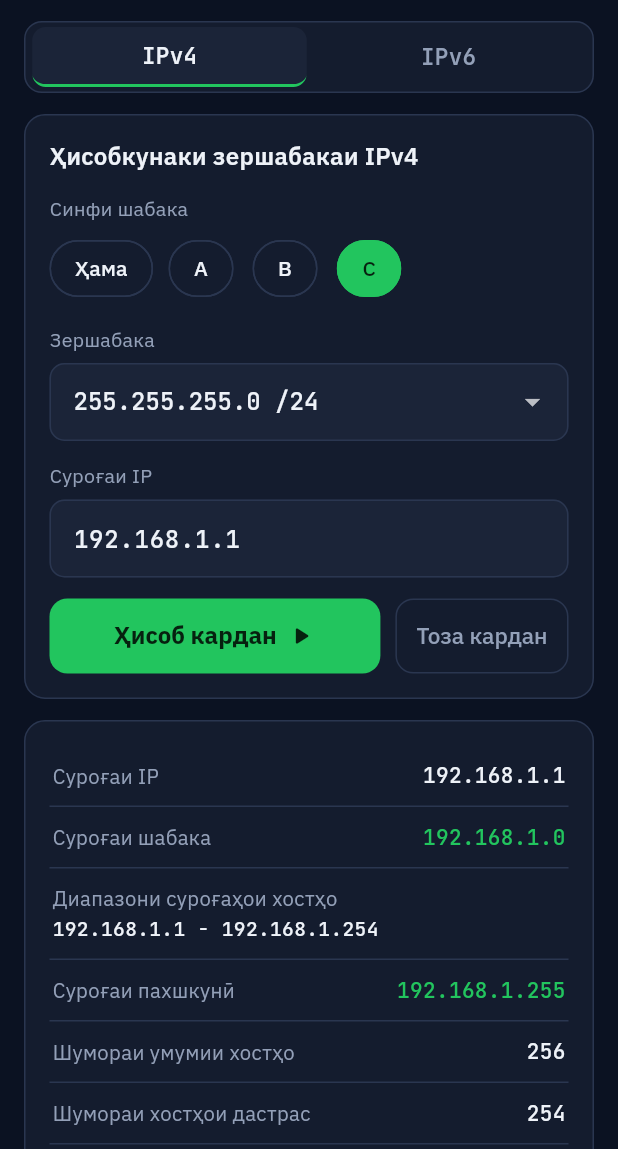
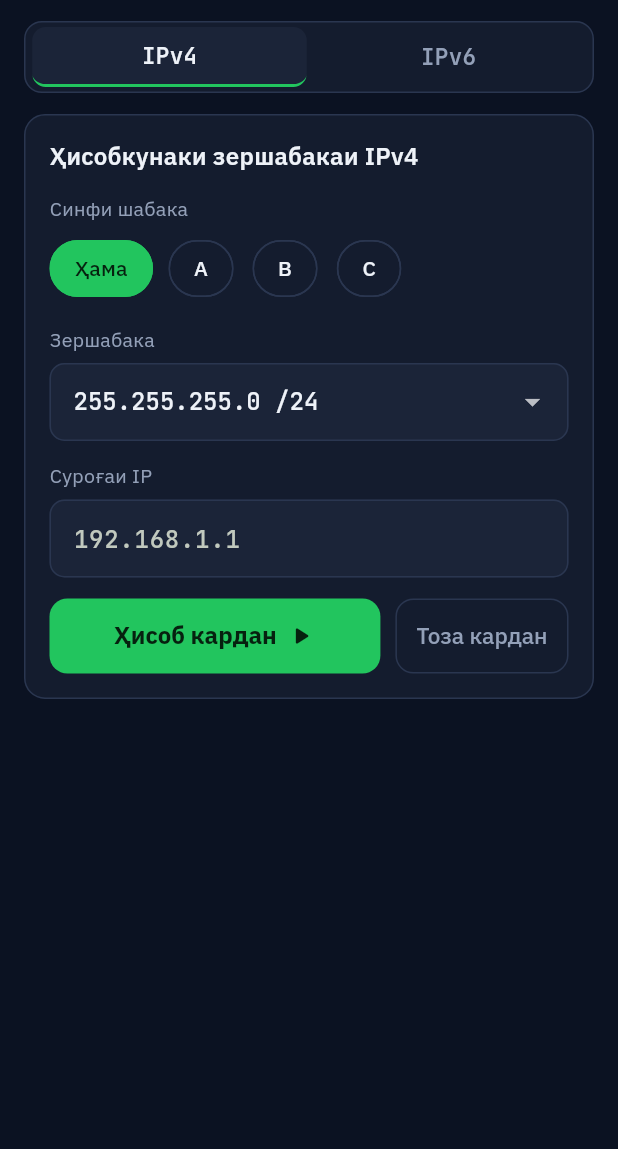
Before and after one commit to Nekbakht-M/NetMask, a Flutter app: the screen it shows after launch, on a phone screen of 412 x 824 dp, the part 87-1236 px from its top. Run offline on Flutter 3.47's test engine with Material 3 defaults, Android fonts, the phone set to English and light mode, and no system bars; our stand-ins replace share_plus, shared_preferences; missing offline and left inert: excel.

Commit message:
Start with empty IP fields on first launch
The example addresses are now only gray hints; the fields fill in
after the first calculation, from the saved last IP.

Co-Authored-By: Claude Opus 5.5 (1M context) <noreply@anthropic.com>
Claude-Session: https://claude.ai/code/session_01XsiW8PaP7A7XGighKRr1Kx

```diff
--- a/lib/settings.dart
+++ b/lib/settings.dart
@@ -12,9 +12,9 @@ class Settings extends ChangeNotifier {
         extraAlways = _p.getBool('extra') ?? false,
         calcCount = _p.getInt('calcs') ?? 0,
         promoOff = _p.getBool('promoOff') ?? false,
-        lastIp4 = _p.getString('ip4') ?? '192.168.1.1',
+        lastIp4 = _p.getString('ip4') ?? '',
         lastPrefix4 = _p.getInt('p4') ?? 24,
-        lastIp6 = _p.getString('ip6') ?? '2001:db8:85a3::8a2e:370:7334',
+        lastIp6 = _p.getString('ip6') ?? '',
         lastPrefix6 = _p.getInt('p6') ?? 64;
 
   final SharedPreferences _p;
--- a/lib/ui/ipv4_view.dart
+++ b/lib/ui/ipv4_view.dart
@@ -29,7 +29,7 @@ class _Ipv4ViewState extends State<Ipv4View> {
     final st = SettingsScope.read(context);
     _ip = TextEditingController(text: st.lastIp4);
     _prefix = st.lastPrefix4;
-    _cls = _prefix >= 24 ? 'C' : _prefix >= 16 ? 'B' : _prefix >= 8 ? 'A' : null;
+    _cls = st.lastIp4.isEmpty ? null : _prefix >= 24 ? 'C' : _prefix >= 16 ? 'B' : _prefix >= 8 ? 'A' : null;
     if (isValidIpv4(st.lastIp4)) _result = Ipv4Result(st.lastIp4, _prefix);
   }
 
```
